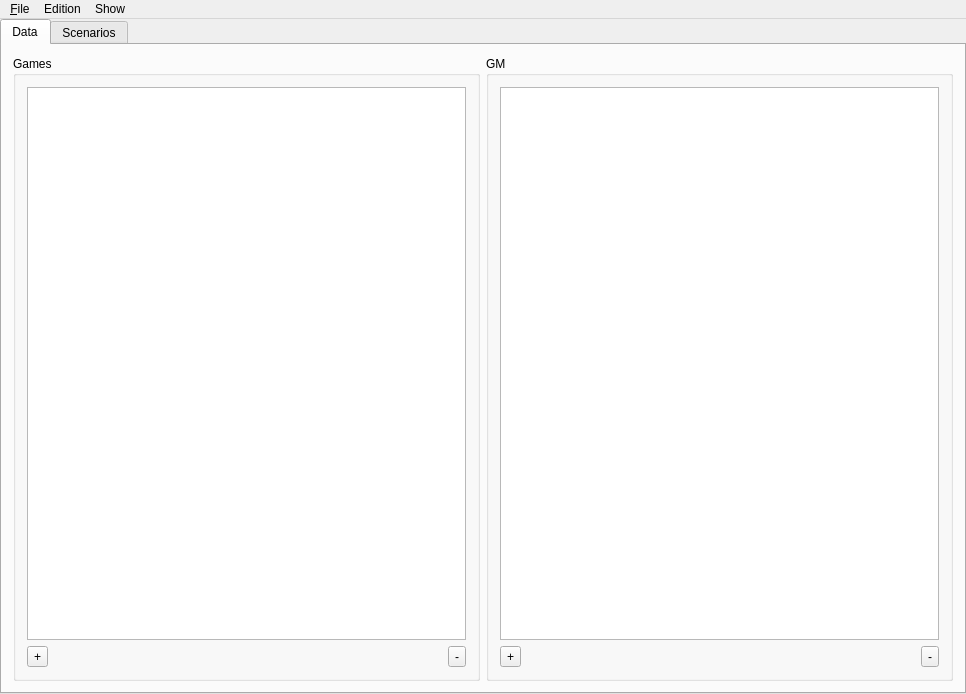
Before: the Qt Designer form mainwindow.ui in obiwankennedy/rcm, drawn with Qt 5.
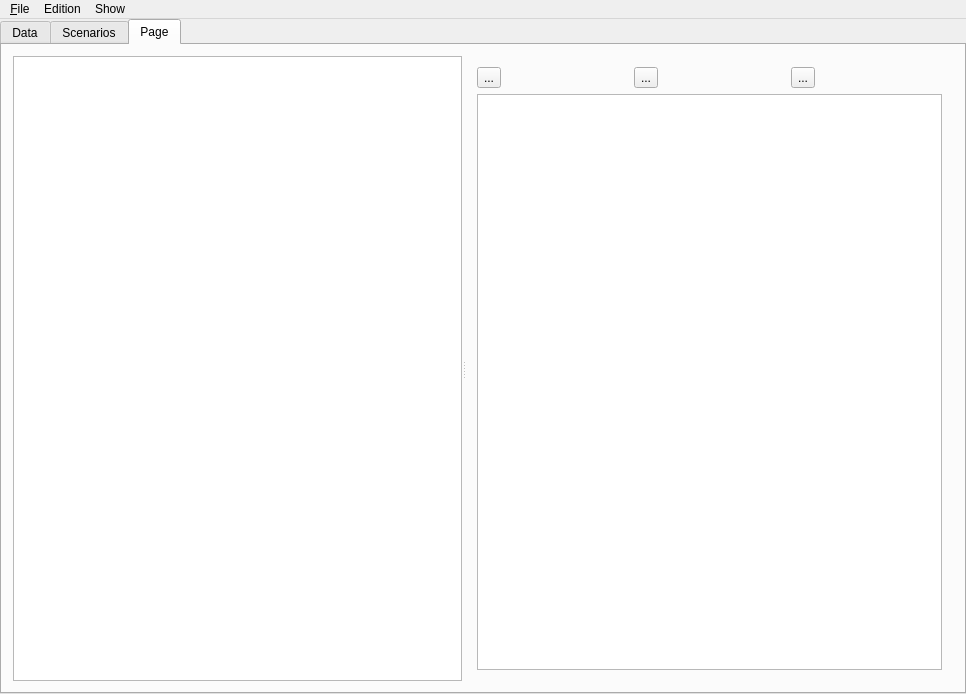
After: the same form once the commit is applied.

Commit message: -add support for table schedules -draw several tables -ask properties about your event.

What changed in the file:
```diff
--- a/mainwindow.ui
+++ b/mainwindow.ui
@@ -33,7 +33,7 @@
     <item>
      <widget class="QTabWidget" name="m_tabWidget">
       <property name="currentIndex">
-       <number>0</number>
+       <number>2</number>
       </property>
       <widget class="QWidget" name="tab">
        <attribute name="title">
@@ -236,6 +236,92 @@
         </item>
        </layout>
       </widget>
+      <widget class="QWidget" name="tab_3">
+       <attribute name="title">
+        <string>Page</string>
+       </attribute>
+       <layout class="QVBoxLayout" name="verticalLayout_8">
+        <item>
+         <widget class="QSplitter" name="splitter_2">
+          <property name="orientation">
+           <enum>Qt::Horizontal</enum>
+          </property>
+          <widget class="QGraphicsView" name="m_timeLine"/>
+          <widget class="QWidget" name="layoutWidget">
+           <layout class="QVBoxLayout" name="verticalLayout_7">
+            <item>
+             <layout class="QHBoxLayout" name="horizontalLayout_5">
+              <item>
+               <widget class="QToolButton" name="m_previousDay">
+                <property name="text">
+                 <string>...</string>
+                </property>
+               </widget>
+              </item>
+              <item>
+               <spacer name="horizontalSpacer_3">
+                <property name="orientation">
+                 <enum>Qt::Horizontal</enum>
+                </property>
+                <property name="sizeHint" stdset="0">
+                 <size>
+                  <width>40</width>
+                  <height>20</height>
+                 </size>
+                </property>
+               </spacer>
+              </item>
+              <item>
+               <widget class="QToolButton" name="m_properties">
+                <property name="text">
+                 <string>...</string>
+                </property>
+               </widget>
+              </item>
+              <item>
+               <spacer name="horizontalSpacer_4">
+                <property name="orientation">
+                 <enum>Qt::Horizontal</enum>
+                </property>
+                <property name="sizeHint" stdset="0">
+                 <size>
+                  <width>40</width>
+                  <height>20</height>
+                 </size>
+                </property>
+               </spacer>
+              </item>
+              <item>
+               <widget class="QToolButton" name="m_nextDay">
+                <property name="text">
+                 <string>...</string>
+                </property>
+               </widget>
+              </item>
+              <item>
+               <spacer name="horizontalSpacer_5">
+                <property name="orientation">
+                 <enum>Qt::Horizontal</enum>
+                </property>
+                <property name="sizeHint" stdset="0">
+                 <size>
+                  <width>40</width>
+                  <height>20</height>
+                 </size>
+                </property>
+               </spacer>
+              </item>
+             </layout>
+            </item>
+            <item>
+             <widget class="QListView" name="m_availableScenario"/>
+            </item>
+           </layout>
+          </widget>
+         </widget>
+        </item>
+       </layout>
+      </widget>
      </widget>
     </item>
    </layout>
```
Left out of the diff: 2 changed lines with no effect on the pictures. The commit also changes 11 other files.
